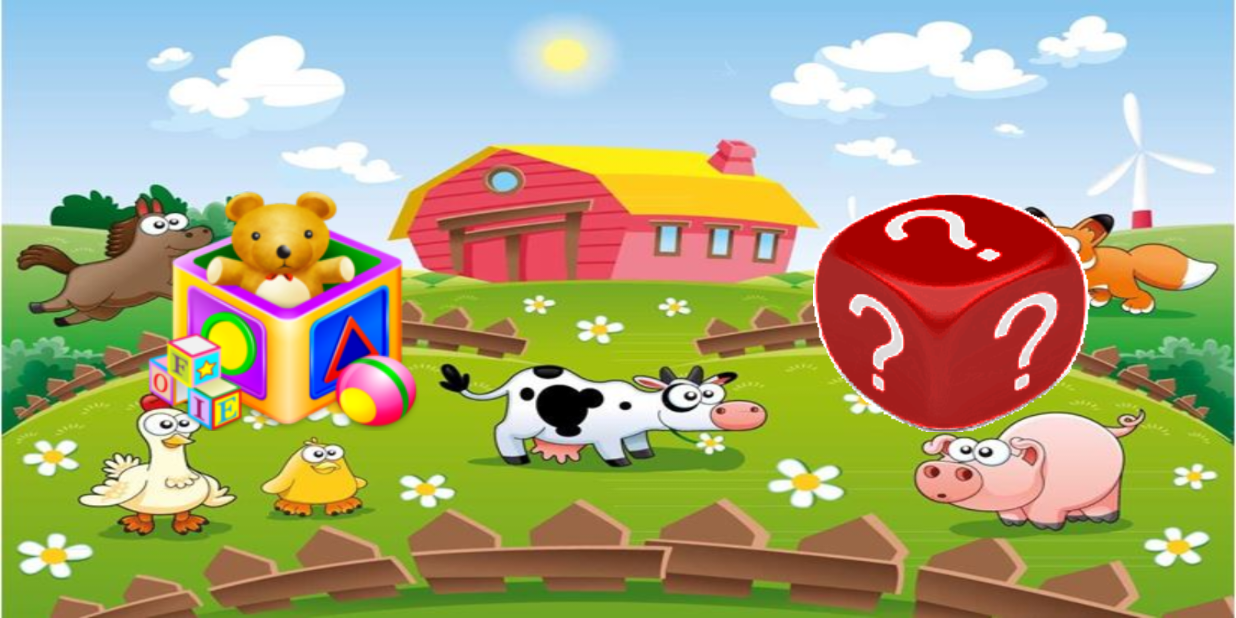
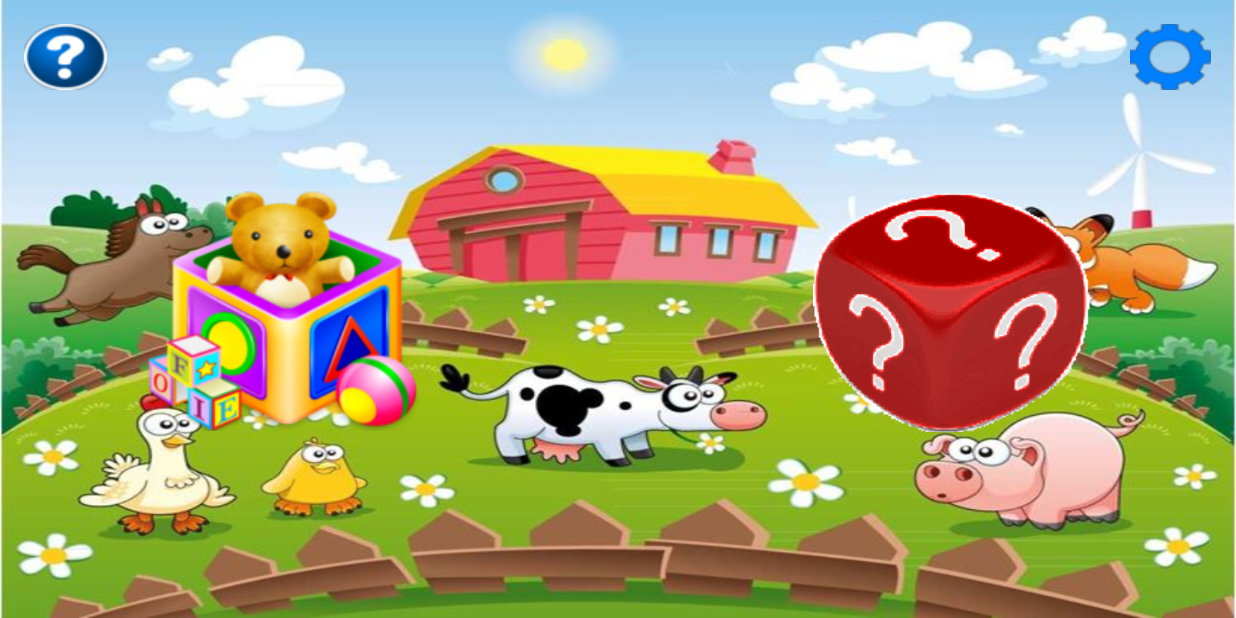
Before and after one commit to vanazco/HappyHour, an Android app: the screen it shows after launch (Game_mode), after a tap on an icon or button, on a phone screen of 824 x 412 dp (held sideways). Run offline under Robolectric (Android 15) with nearby library versions, the phone set to English and light mode, and no system bars.

Commit message:
smaller help buttons

```diff
--- a/app/src/main/res/layout/activity_game_mode.xml
+++ b/app/src/main/res/layout/activity_game_mode.xml
@@ -6,7 +6,10 @@
     android:layout_height="match_parent"
     tools:context=".Estructura.Game_mode">
 
-    <include layout="@layout/fondo_pantalla" />
+    <include
+        layout="@layout/fondo_pantalla"
+        tools:layout_editor_absoluteX="16dp"
+        tools:layout_editor_absoluteY="0dp" />
 
     <ImageButton
         android:id="@+id/btn_random"
@@ -18,6 +21,29 @@
         android:src="@drawable/random_game"
         app:layout_constraintBottom_toBottomOf="parent"
         app:layout_constraintEnd_toEndOf="parent" />
+
+    <ImageButton
+        android:id="@+id/btn_bbdd"
+        android:layout_width="55dp"
+        android:layout_height="44dp"
+        android:layout_marginTop="16dp"
+        android:layout_marginEnd="16dp"
+        android:background="#00FFFFFF"
+        android:src="@drawable/gear"
+        app:layout_constraintEnd_toEndOf="parent"
+        app:layout_constraintTop_toTopOf="parent" />
+
+    <ImageButton
+        android:id="@+id/btn_help"
+        android:layout_width="55dp"
+        android:layout_height="44dp"
+        android:layout_marginStart="16dp"
+        android:layout_marginTop="16dp"
+        android:background="#00FFFFFF"
+        android:src="@drawable/helpbutton"
+        app:layout_constraintStart_toStartOf="parent"
+        app:layout_constraintTop_toTopOf="parent" />
+
 
 
     <ImageButton
```
Also changed, not shown: app/src/main/res/drawable/gear.png, app/src/main/res/drawable/helpbutton.png.
